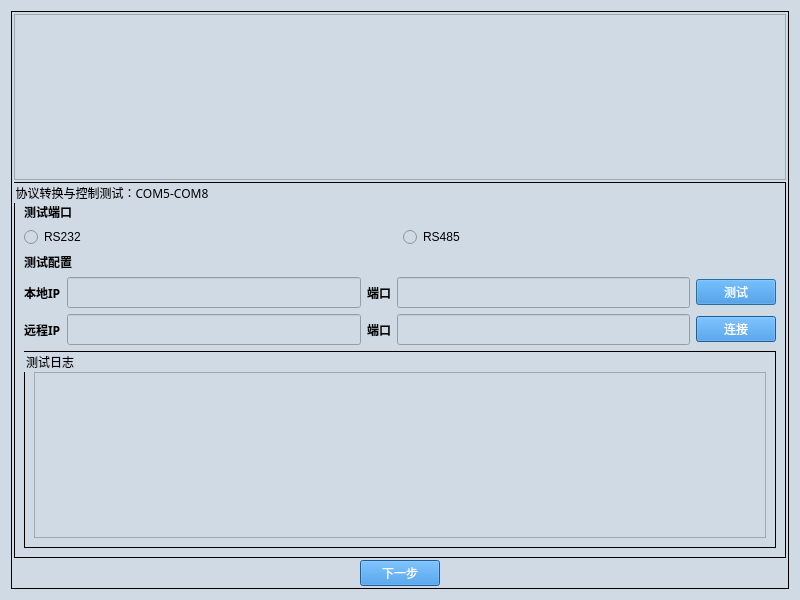
Old version of the form ui/control_device/COM_CONTROL_DEVICE_EXECUTE4.ui in the repository gaoxingyu-hub/HUA54testframework.
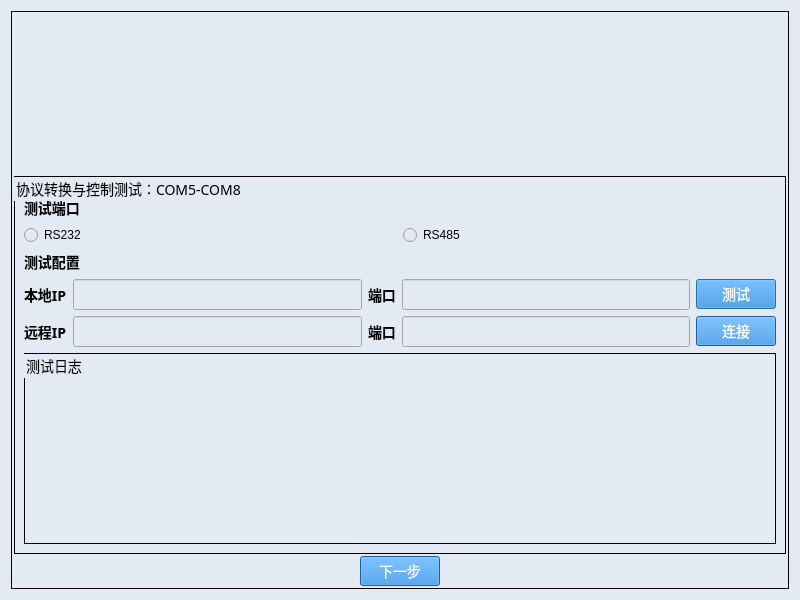
New version of the form.

What changed in the file:
```diff
--- a/ui/control_device/COM_CONTROL_DEVICE_EXECUTE4.ui
+++ b/ui/control_device/COM_CONTROL_DEVICE_EXECUTE4.ui
@@ -20,48 +20,43 @@
    <string>Dialog</string>
   </property>
   <property name="styleSheet">
-   <string notr="true">QDialog{
-background-color:#D0DAE5;
-}
-
-QTextBrower{
-background-color:#D0DAE5;
-}
-
-QLineEdit{
-background-color:#D0DAE5;
-}
-
+   <string notr="true">
 QWidget{
-background-color:#D0DAE5;
+background-color:#E3EAF4;
 }
-
-QStackedWidget{
-background-color:#D0DAE5;
+QLineEdit{
+background-color:#E3EAF4;
 }
-
-QHeaderView{
-background-color:#D0DAE5;
+QDialog{
+background-color:#E3EAF4;
+margin-top:10px;
 }
-
 QLabel{
-font-size:12px;
+font-size:14px;
 font-family:Microsoft YaHei;
-background-color:#D0DAE5;
+background-color:#E3EAF4;
 }
-
-QPushButton{         /*按钮自适应拉伸背景*/
-border-width: 2px 15px 2px 15px;
+QGroupBox{
+font-size:14px;
+font-family:Microsoft YaHei;
+border:1px solid rgb(0, 0, 0);
+background-color:#E3EAF4;
+}
+QPushButton{
 background-color:#2884D8;
 color: #FFFFFF;
-font-size:12px;
+font-size:14px;
 font-family:Microsoft YaHei;
 }
-
-QGroupBox{
-font-size:12px;
-font-family:Microsoft YaHei;
-border:1px solid rgb(0, 0, 0); 
+QTextBrowser{
+border-width:0;
+border-style:outset;
+background-color:#E3EAF4;
+}
+QGraphicsView{
+background-color:#E3EAF4;
+border-width:0;
+border-style:outset;
 }</string>
   </property>
   <layout class="QGridLayout" name="gridLayout_2">
```
